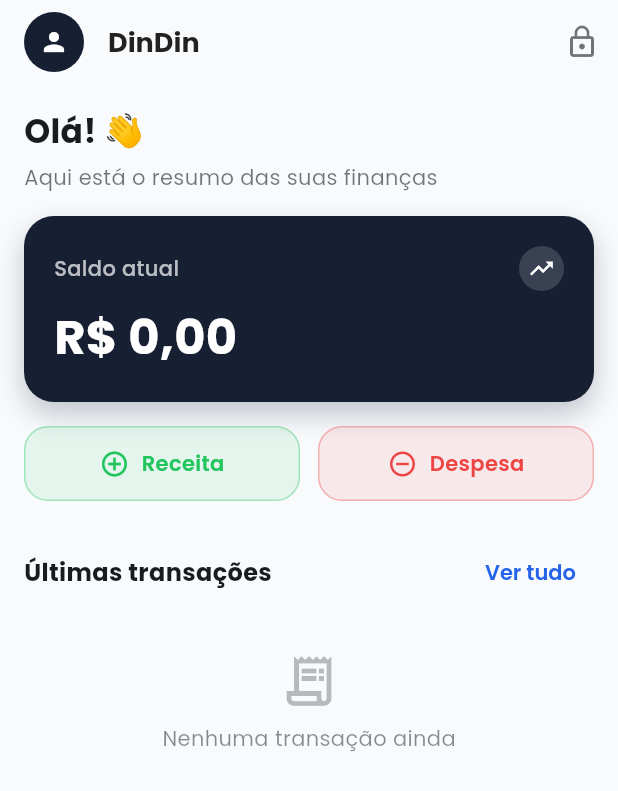
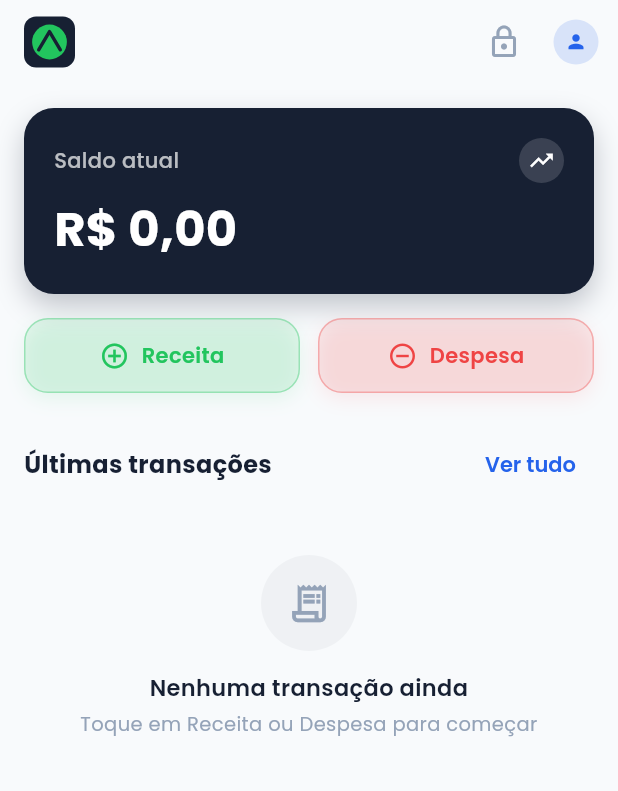
Before and after one commit to itsAGBS/DinDin, a Flutter app: the screen it shows once a user with an empty profile is signed in, on a phone screen of 412 x 824 dp. Shown: the top 791 px of the screen. Run offline on Flutter 3.47's test engine with Material 3 defaults, Android fonts, the phone set to English and light mode, and no system bars; our stand-ins replace cloud_firestore, firebase_auth, firebase_core, flutter_secure_storage, google_fonts, google_sign_in and 4 more; accounts and stored records are empty.

Commit message:
feat: resumo mensal automático ao abrir o app em novo mês

```diff
--- a/lib/screens/dashboard_screen.dart
+++ b/lib/screens/dashboard_screen.dart
@@ -1,87 +1,102 @@
 import 'package:flutter/material.dart';
 import 'package:provider/provider.dart';
-import 'dart:io';
+import '../providers/preferencias_provider.dart';
 import '../providers/transaction_provider.dart';
-import '../providers/auth_provider.dart';
 import '../models/transaction_model.dart';
 import '../theme/app_colors.dart';
+import '../utils/page_transitions.dart';
+import '../widgets/dindin_logo.dart';
+import '../widgets/avatar_usuario.dart';
+import '../widgets/estado_vazio.dart';
+import '../widgets/resumo_mensal_sheet.dart';
 import '../widgets/saldo_card.dart';
 import '../widgets/transacao_tile.dart';
 import 'historico_screen.dart';
 import 'transacao_form_screen.dart';
 import 'configurar_bloqueio_screen.dart';
-import 'perfil_screen.dart';
+import 'configuracoes_screen.dart';
 
-/// Tela principal exibida ao abrir o app.
-/// Mostra saldo atual, últimas transações e acesso rápido
-/// para adicionar receita/despesa.
-class DashboardScreen extends StatelessWidget {
+class DashboardScreen extends StatefulWidget {
   const DashboardScreen({super.key});
+
+  @override
+  State<DashboardScreen> createState() => _DashboardScreenState();
+}
+
+class _DashboardScreenState extends State<DashboardScreen> {
+  bool _resumoVerificado = false;
+
+  /// Se o resumo mensal estiver ligado e o mês virou desde a última vez,
+  /// mostra o resumo do mês anterior. Espera as transações carregarem.
+  void _verificarResumoMensal() {
+    if (_resumoVerificado) return;
+
+    final transacoes = context.read<TransactionProvider>();
+    if (transacoes.carregando) return;
+    _resumoVerificado = true;
+
+    final prefs = context.read<PreferenciasProvider>();
+    final agora = DateTime.now();
+    if (!prefs.deveExibirResumo(agora)) return;
+
+    WidgetsBinding.instance.addPostFrameCallback((_) async {
+      if (!mounted) return;
+      // Marca antes de exibir para o resumo não reaparecer se o app for
+      // bloqueado/desbloqueado ou reaberto em seguida.
+      await prefs.marcarResumoExibido(agora);
+      if (!mounted) return;
+
+      await mostrarResumoMensal(
+        context,
+        mes: DateTime(agora.year, agora.month - 1),
+        transacoes: transacoes.transacoes,
+        formatarMoeda: prefs.formatarMoeda,
+      );
+    });
+  }
 
   void _abrirFormulario(BuildContext context, TransactionType tipo) {
     Navigator.of(context).push(
-      MaterialPageRoute(
-        builder: (_) => TransacaoFormScreen(tipoInicial: tipo),
-      ),
+      rotaComTransicaoSuave(TransacaoFormScreen(tipoInicial: tipo)),
     );
   }
 
   void _abrirEdicao(BuildContext context, TransactionModel transacao) {
     Navigator.of(context).push(
-      MaterialPageRoute(
-        builder: (_) => TransacaoFormScreen(transacaoExistente: transacao),
-      ),
+      rotaComTransicaoSuave(TransacaoFormScreen(transacaoExistente: transacao)),
     );
   }
 
   @override
   Widget build(BuildContext context) {
     final provider = context.watch<TransactionProvider>();
-    final auth = context.watch<AuthProvider>();
-    final user = auth.user;
+    final cores = context.cores;
 
-    ImageProvider? imagemAvatar;
-    if (auth.fotoLocalPath != null) {
-      imagemAvatar = FileImage(File(auth.fotoLocalPath!));
-    } else if (user?.photoURL != null) {
-      imagemAvatar = NetworkImage(user!.photoURL!);
-    }
+    _verificarResumoMensal();
 
     return Scaffold(
-      backgroundColor: AppColors.fundo,
       appBar: AppBar(
-        backgroundColor: AppColors.fundo,
-        elevation: 0,
-        leadingWidth: 56,
-        leading: Padding(
-          padding: const EdgeInsets.only(left: 16),
-          child: InkWell(
-            borderRadius: BorderRadius.circular(20),
-            onTap: () => Navigator.of(context).push(
-              MaterialPageRoute(builder: (_) => const PerfilScreen()),
-            ),
-            child: CircleAvatar(
-              radius: 18,
-              backgroundColor: AppColors.destaque,
-              backgroundImage: imagemAvatar,
-              child: imagemAvatar == null
-                  ? const Icon(Icons.person, color: Colors.white, size: 20)
-                  : null,
-            ),
-          ),
-        ),
-        title: const Text(
-          'DinDin',
-          style: TextStyle(fontFamily: 'Poppins', color: Colors.black87),
+        centerTitle: false,
+        title: const Align(
+          alignment: Alignment.centerLeft,
+          child: DinDinMark(size: 34),
         ),
         actions: [
           IconButton(
-            icon: const Icon(Icons.lock_outline, color: Colors.black54),
+            icon: Icon(Icons.lock_outline, color: cores.textoSecundario),
             tooltip: 'Segurança',
             onPressed: () => Navigator.of(context).push(
-              MaterialPageRoute(builder: (_) => const ConfigurarBloqueioScreen()),
+              rotaComTransicaoSuave(const ConfigurarBloqueioScreen()),
             ),
           ),
+          IconButton(
+            tooltip: 'Perfil e configurações',
+            icon: const AvatarUsuario(raio: 15),
+            onPressed: () => Navigator.of(context).push(
+              rotaComTransicaoSuave(const ConfiguracoesScreen()),
+            ),
+          ),
+          const SizedBox(width: 4),
         ],
       ),
       body: SafeArea(
@@ -92,36 +107,16 @@ class DashboardScreen extends StatelessWidget {
           child: ListView(
             padding: const EdgeInsets.fromLTRB(16, 16, 16, 24),
             children: [
-              const Text(
-                'Olá! 👋',
-                style: TextStyle(
-                  fontFamily: 'Poppins',
-                  fontSize: 22,
-                  fontWeight: FontWeight.w700,
-                ),
-              ),
-              const SizedBox(height: 4),
-              const Text(
-                'Aqui está o resumo das suas finanças',
-                style: TextStyle(
-                  fontFamily: 'Poppins',
-                  fontSize: 14,
-                  color: Colors.black54,
-                ),
-              ),
-              const SizedBox(height: 16),
-
               SaldoCard(saldo: provider.saldo),
               const SizedBox(height: 16),
 
-              // Acesso rápido para adicionar receita/despesa
               Row(
                 children: [
                   Expanded(
                     child: _BotaoRapido(
                       label: 'Receita',
                       icone: Icons.add_circle_outline,
-                      cor: AppColors.receita,
+                      cor: cores.receita,
                       onTap: () => _abrirFormulario(context, TransactionType.receita),
                     ),
                   ),
@@ -130,7 +125,7 @@ class DashboardScreen extends StatelessWidget {
                     child: _BotaoRapido(
                       label: 'Despesa',
                       icone: Icons.remove_circle_outline,
-                      cor: AppColors.despesa,
+                      cor: cores.despesa,
                       onTap: () => _abrirFormulario(context, TransactionType.despesa),
                     ),
                   ),
@@ -141,23 +136,24 @@ class DashboardScreen extends StatelessWidget {
               Row(
                 mainAxisAlignment: MainAxisAlignment.spaceBetween,
                 children: [
-                  const Text(
+                  Text(
                     'Últimas transações',
                     style: TextStyle(
                       fontFamily: 'Poppins',
                       fontSize: 16,
                       fontWeight: FontWeight.w700,
+                      color: cores.textoPrincipal,
                     ),
                   ),
                   TextButton(
                     onPressed: () => Navigator.of(context).push(
-                      MaterialPageRoute(builder: (_) => const HistoricoScreen()),
+                      rotaComTransicaoSuave(const HistoricoScreen()),
                     ),
-                    child: const Text(
+                    child: Text(
                       'Ver tudo',
                       style: TextStyle(
                         fontFamily: 'Poppins',
-                        color: AppColors.acao,
+                        color: cores.azul,
                         fontWeight: FontWeight.w600,
                       ),
                     ),
@@ -167,7 +163,11 @@ class DashboardScreen extends StatelessWidget {
               const SizedBox(height: 4),
 
               if (provider.ultimasTransacoes.isEmpty)
-                const _EstadoVazio()
+                const EstadoVazio(
+                  icone: Icons.receipt_long_outlined,
+                  titulo: 'Nenhuma transação ainda',
+                  subtitulo: 'Toque em Receita ou Despesa para começar',
+                )
               else
                 ...provider.ultimasTransacoes.map(
                       (t) => TransacaoTile(
@@ -198,15 +198,26 @@ class _BotaoRapido extends StatelessWidget {
 
   @override
   Widget build(BuildContext context) {
-    return InkWell(
+    return Material(
+      color: Colors.transparent,
+      child: InkWell(
         onTap: onTap,
         borderRadius: BorderRadius.circular(16),
+        splashColor: cor.withValues(alpha: 0.12),
+        highlightColor: cor.withValues(alpha: 0.06),
         child: Container(
           padding: const EdgeInsets.symmetric(vertical: 14),
           decoration: BoxDecoration(
             color: cor.withValues(alpha: 0.10),
             borderRadius: BorderRadius.circular(16),
             border: Border.all(color: cor.withValues(alpha: 0.35)),
+            boxShadow: [
+              BoxShadow(
+                color: cor.withValues(alpha: 0.10),
+                blurRadius: 10,
+                offset: const Offset(0, 4),
+              ),
+            ],
           ),
           child: Row(
             mainAxisAlignment: MainAxisAlignment.center,
@@ -225,26 +236,6 @@ class _BotaoRapido extends StatelessWidget {
             ],
           ),
         ),
-    );
-  }
-}
-
-class _EstadoVazio extends StatelessWidget {
-  const _EstadoVazio();
-
-  @override
-  Widget build(BuildContext context) {
-    return Padding(
-      padding: const EdgeInsets.symmetric(vertical: 24),
-      child: Column(
-        children: const [
-          Icon(Icons.receipt_long_outlined, size: 40, color: Colors.black26),
-          SizedBox(height: 8),
-          Text(
-            'Nenhuma transação ainda',
-            style: TextStyle(fontFamily: 'Poppins', color: Colors.black45),
-          ),
-        ],
       ),
     );
   }
```
Also changed, not shown: lib/utils/formatos_br.dart (added, +42 -0 lines), lib/widgets/resumo_mensal_sheet.dart (added, +211 -0 lines). Lines whose indentation alone changed are shown as unchanged.
